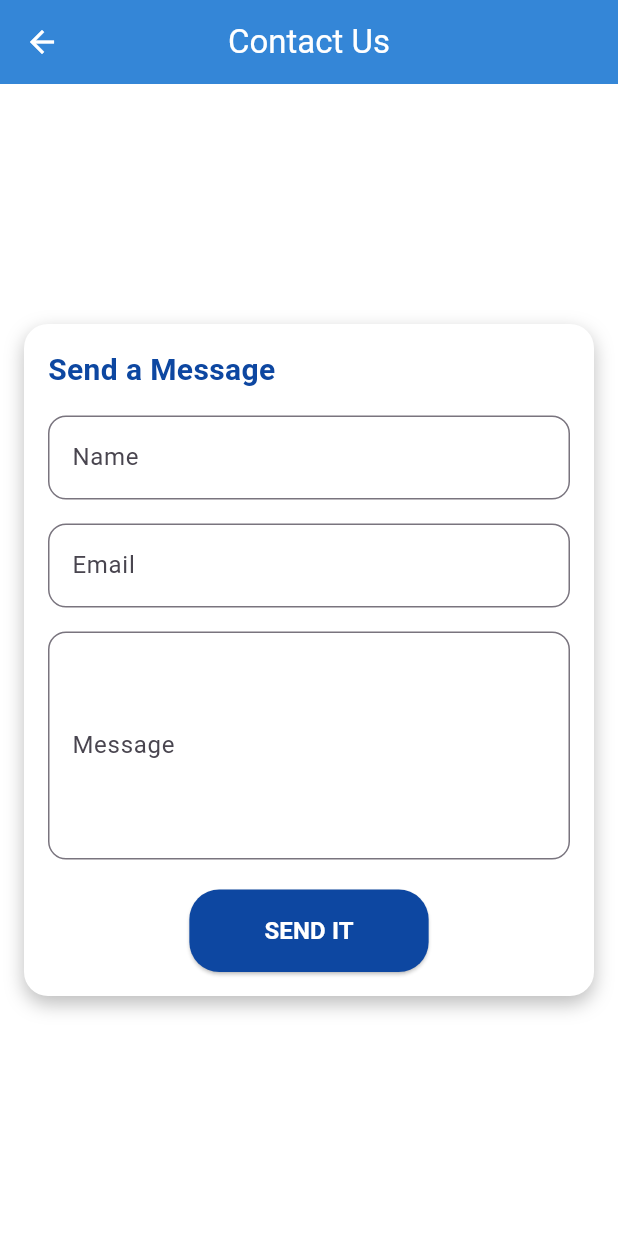
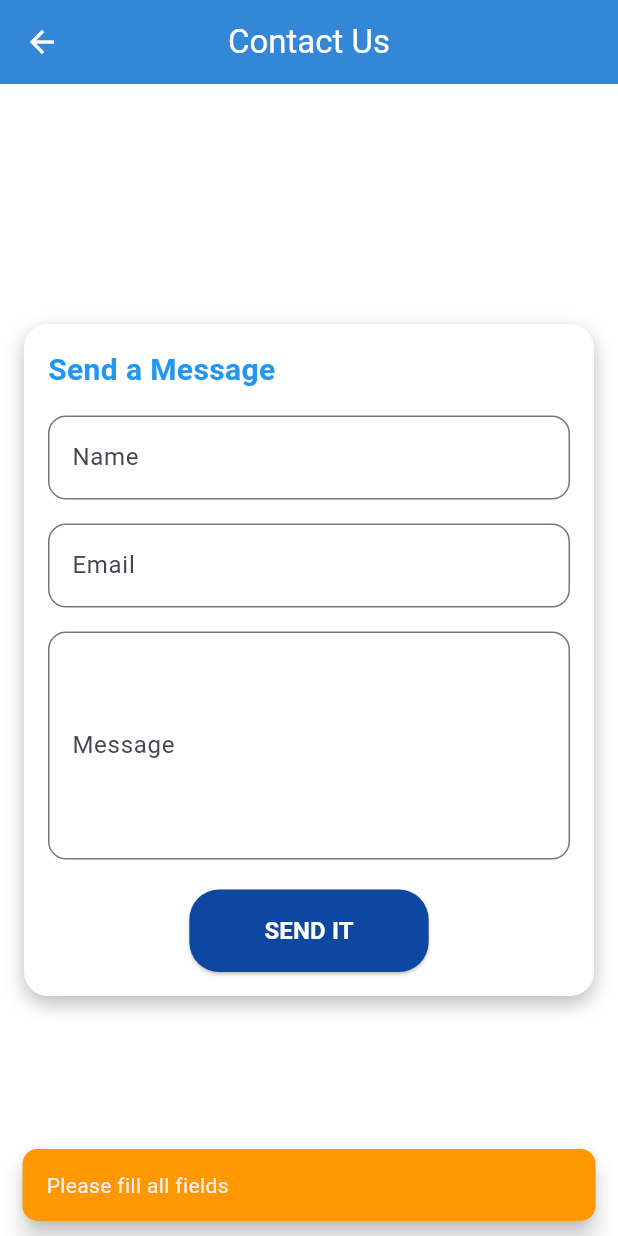
Before and after one commit to RushilBeladiya/Sascma, a Flutter app: the ContactUsScreen screen opened directly, after a tap on "SEND IT", on a phone screen of 412 x 824 dp. Run offline on Flutter 3.47's test engine with Material 3 defaults, Android fonts, the phone set to English and light mode, and no system bars; our stand-ins replace cloud_firestore, file_picker, firebase_auth, firebase_core, firebase_database, firebase_storage and 8 more; missing offline and left inert: flutter_pdfview, mailer; accounts and stored records are empty.

Commit message:
contact_us_email_sending

```diff
--- a/lib/views/screens/student_screens/home/contact_us_screen.dart
+++ b/lib/views/screens/student_screens/home/contact_us_screen.dart
@@ -1,16 +1,108 @@
 import 'package:flutter/material.dart';
+import 'package:mailer/mailer.dart';
+import 'package:mailer/smtp_server.dart';
+import 'package:sascma/views/screens/student_screens/home/home_screen.dart';
 
 import '../../../../core/utils/colors.dart';
 
-class ContactUsScreen extends StatelessWidget {
+class ContactUsScreen extends StatefulWidget {
   const ContactUsScreen({Key? key}) : super(key: key);
+
+  @override
+  State<ContactUsScreen> createState() => _ContactUsScreenState();
+}
+
+class _ContactUsScreenState extends State<ContactUsScreen> {
+  final TextEditingController _nameController = TextEditingController();
+  final TextEditingController _emailController = TextEditingController();
+  final TextEditingController _messageController = TextEditingController();
+
+  final String adminEmail = 'rushilbeladiya8@gmail.com'; // Admin email
+
+  bool _isLoading = false;
+
+  bool isValidEmail(String email) {
+    final emailRegex =
+        RegExp(r'^[a-zA-Z0-9._%+-]+@[a-zA-Z0-9.-]+\.[a-zA-Z]{2,}$');
+    return emailRegex.hasMatch(email);
+  }
+
+  Future<void> _sendEmail() async {
+    final name = _nameController.text.trim();
+    final email = _emailController.text.trim();
+    final message = _messageController.text.trim();
+
+    if (name.isEmpty || email.isEmpty || message.isEmpty) {
+      _showSnackbar('Please fill all fields', Colors.orange);
+      return;
+    }
+
+    if (!isValidEmail(email)) {
+      _showSnackbar('Invalid email format', Colors.red);
+      return;
+    }
+
+    setState(() => _isLoading = true);
+
+    try {
+      final smtpServer = gmail(
+        'rushilbeladiya8@gmail.com',
+        'fiwr skma wsze wzrn',
+      );
+
+      final mailMessage = Message()
+        ..from = Address(email, name)
+        ..recipients.add(adminEmail)
+        ..subject = 'Contact Us Message from $name'
+        ..text = '''
+          Name: $name
+          Email: $email
+
+          Message:
+          $message
+        ''';
+
+      await send(mailMessage, smtpServer);
+
+      _showSnackbar('Message sent successfully!', Colors.green);
+
+      _nameController.clear();
+      _emailController.clear();
+      _messageController.clear();
+
+      Future.delayed(const Duration(seconds: 1), () {
+        Navigator.pushReplacement(
+          context,
+          MaterialPageRoute(builder: (context) => const HomeScreen()),
+        );
+      });
+    } on MailerException catch (e) {
+      _showSnackbar('Failed to send message: ${e.message}', Colors.red);
+    } finally {
+      setState(() => _isLoading = false);
+    }
+  }
+
+  void _showSnackbar(String message, Color color) {
+    ScaffoldMessenger.of(context).showSnackBar(
+      SnackBar(
+        content: Text(message),
+        backgroundColor: color,
+        duration: const Duration(seconds: 3),
+        behavior: SnackBarBehavior.floating,
+        shape: RoundedRectangleBorder(
+          borderRadius: BorderRadius.circular(10),
+        ),
+      ),
+    );
+  }
 
   @override
   Widget build(BuildContext context) {
     return Scaffold(
       backgroundColor: AppColor.appBackGroundColor,
       appBar: AppBar(
-        leading: BackButton(color: AppColor.whiteColor),
+        leading: const BackButton(color: Colors.white),
         title: const Text('Contact Us', style: TextStyle(color: Colors.white)),
         centerTitle: true,
         backgroundColor: AppColor.primaryColor,
@@ -27,7 +119,7 @@ class ContactUsScreen extends StatelessWidget {
                   BoxShadow(
                     color: Colors.black26,
                     blurRadius: 10,
-                    offset: Offset(0, 5),
+                    offset: const Offset(0, 5),
                   ),
                 ],
               ),
@@ -35,18 +127,17 @@ class ContactUsScreen extends StatelessWidget {
               child: Column(
                 crossAxisAlignment: CrossAxisAlignment.start,
                 children: [
-                  Text(
+                  const Text(
                     'Send a Message',
                     style: TextStyle(
                       fontSize: 20,
                       fontWeight: FontWeight.bold,
-                      color: Colors.blue[900],
+                      color: Colors.blue,
                     ),
                   ),
-                  SizedBox(height: 16),
-
-                  // Name TextField
+                  const SizedBox(height: 16),
                   TextField(
+                    controller: _nameController,
                     decoration: InputDecoration(
                       labelText: 'Name',
                       border: OutlineInputBorder(
@@ -54,21 +145,20 @@ class ContactUsScreen extends StatelessWidget {
                       ),
                     ),
                   ),
-                  SizedBox(height: 16),
-
-                  // Email TextField
+                  const SizedBox(height: 16),
                   TextField(
+                    controller: _emailController,
                     decoration: InputDecoration(
                       labelText: 'Email',
                       border: OutlineInputBorder(
                         borderRadius: BorderRadius.circular(12),
                       ),
                     ),
+                    keyboardType: TextInputType.emailAddress,
                   ),
-                  SizedBox(height: 16),
-
-                  // Message TextField
+                  const SizedBox(height: 16),
                   TextField(
+                    controller: _messageController,
                     decoration: InputDecoration(
                       labelText: 'Message',
                       border: OutlineInputBorder(
@@ -77,22 +167,23 @@ class ContactUsScreen extends StatelessWidget {
                     ),
                     maxLines: 5,
                   ),
-                  SizedBox(height: 20),
-
-                  // Send Button
+                  const SizedBox(height: 20),
                   Center(
                     child: ElevatedButton(
-                      onPressed: () {
-                        // Action when button is pressed
-                      },
+                      onPressed: _isLoading ? null : _sendEmail,
                       style: ElevatedButton.styleFrom(
-                        backgroundColor: Colors.blue[900], // Button background color
-                        padding: EdgeInsets.symmetric(horizontal: 50, vertical: 16),
+                        backgroundColor: Colors.blue[900],
+                        padding: const EdgeInsets.symmetric(
+                            horizontal: 50, vertical: 16),
                         shape: RoundedRectangleBorder(
                           borderRadius: BorderRadius.circular(20),
                         ),
                       ),
-                      child: Text(
+                      child: _isLoading
+                          ? const CircularProgressIndicator(
+                              color: Colors.white,
+                            )
+                          : const Text(
                               'SEND IT',
                               style: TextStyle(
                                 fontSize: 16,
@@ -111,9 +202,3 @@ class ContactUsScreen extends StatelessWidget {
     );
   }
 }
-
-void main() {
-  runApp(MaterialApp(
-    home: ContactUsScreen(),
-  ));
-}
--- a/pubspec.yaml
+++ b/pubspec.yaml
@@ -64,6 +64,7 @@ dependencies:
   razorpay_flutter: ^1.4.0
   open_file: ^3.5.10
   path_provider: ^2.1.5
+  mailer: ^6.4.1
 
 
 
```
Also changed, not shown: pubspec.lock. Lines whose indentation alone changed are shown as unchanged.
